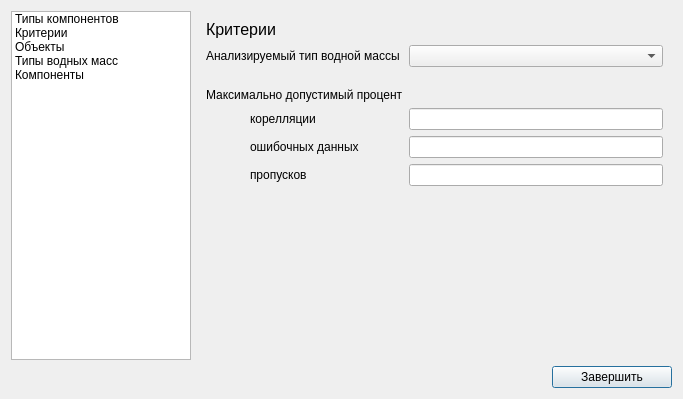
Above: editor.ui from ArtemHodeev/Gidrolog before the change. Below: the same form after it.
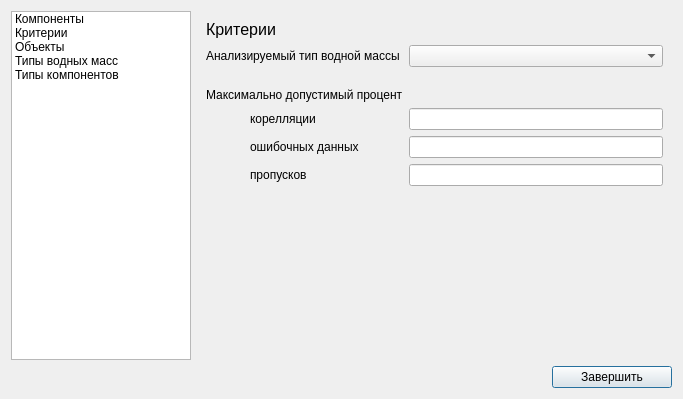
That is the form after the change.

Commit message: #24 Смержино. Код работает.

Diff of the .ui file:
```diff
--- a/editor.ui
+++ b/editor.ui
@@ -56,7 +56,7 @@
      </property>
      <item>
       <property name="text">
-       <string>Типы компонентов</string>
+       <string>Компоненты</string>
       </property>
      </item>
      <item>
@@ -76,7 +76,7 @@
      </item>
      <item>
       <property name="text">
-       <string>Компоненты</string>
+       <string>Типы компонентов</string>
       </property>
      </item>
     </widget>
```
The commit also changes 2 other files.
